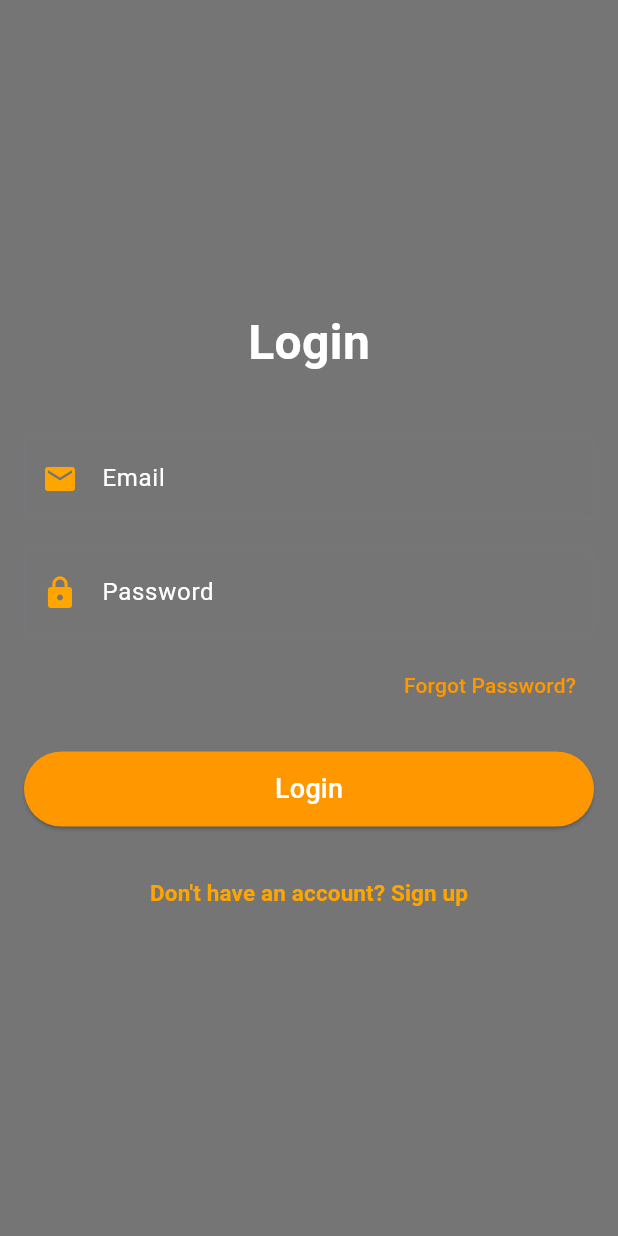
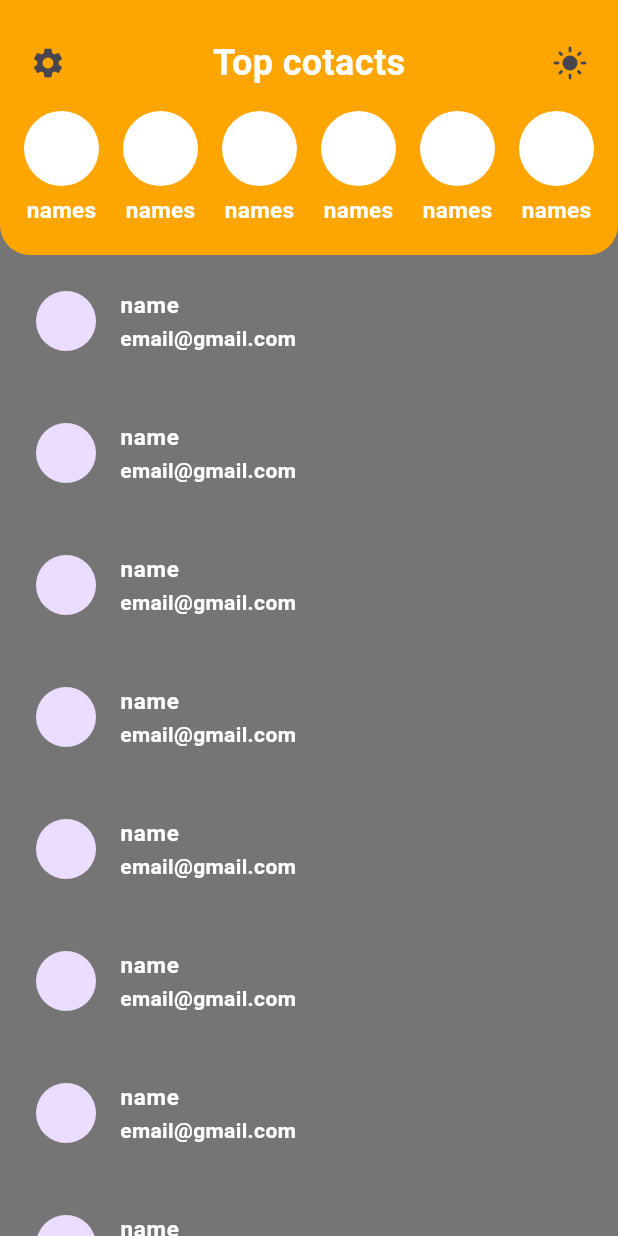
Before and after one commit to Amjad3618/we-chat, a Flutter app: the screen it shows after launch, on a phone screen of 412 x 824 dp. Run offline on Flutter 3.47's test engine with Material 3 defaults, Android fonts, the phone set to English and light mode, and no system bars; our stand-ins replace get, image_picker.

Commit message:
home and select profile cmpleted using getx

```diff
--- a/lib/main.dart
+++ b/lib/main.dart
@@ -1,6 +1,7 @@
 import 'package:flutter/material.dart';
 import 'package:get/get.dart';
-import 'package:we_chat/screens/login_screen.dart';
+import 'package:we_chat/screens/homeScreen/home-screen.dart';
+
 
 void main() {
   runApp( MyApp());
@@ -20,6 +21,6 @@ class MyApp extends StatelessWidget {
 
         useMaterial3: true,
       ),
-      home:  LoginScreen());
+      home:  HomeScreen());
   }
 }
--- /dev/null
+++ b/lib/screens/homeScreen/home-screen.dart
@@ -0,0 +1,56 @@
+import 'package:flutter/material.dart';
+import 'package:we_chat/them/colors.dart';
+import 'package:we_chat/widgets/custom_appbar.dart';
+
+class HomeScreen extends StatefulWidget {
+  const HomeScreen({Key? key}) : super(key: key);
+
+  @override
+  State<HomeScreen> createState() => _HomeScreenState();
+}
+
+class _HomeScreenState extends State<HomeScreen> {
+  @override
+  Widget build(BuildContext context) {
+    FloatingActionButton(
+        backgroundColor: secondaryColor,
+        onPressed: () {},
+        child: const Icon(Icons.add));
+    return SafeArea(
+      child: Scaffold(
+        appBar: const PreferredSize(
+          preferredSize: Size.fromHeight(200),
+          child: CustomAppbar(),
+        ),
+        body: Column(
+          children: [
+            Expanded(
+                child: ListView.builder(
+                    scrollDirection: Axis.vertical,
+                    itemCount: 20,
+                    itemBuilder: (context, index) {
+                      return const Padding(
+                          padding: EdgeInsets.all(8.0),
+                          child: ListTile(
+                            leading: CircleAvatar(),
+                            title: Text(
+                              "name ",
+                              style: TextStyle(
+                                fontSize: 15,
+                                fontWeight: FontWeight.bold,
+                                color: Colors.white,
+                              ),
+                            ),
+                            subtitle: Text("email@gmail.com",
+                                style: TextStyle(
+                                  fontWeight: FontWeight.bold,
+                                  color: Colors.white,
+                                )),
+                          ));
+                    }))
+          ],
+        ),
+      ),
+    );
+  }
+}
--- a/lib/screens/login_screen.dart
+++ b/lib/screens/login_screen.dart
@@ -78,7 +78,7 @@ class LoginScreen extends StatelessWidget {
               const SizedBox(height: 20),
               TextButton(
                 onPressed: () {
-              Get.to(SingUpScreen());
+              Get.to(SignUpScreen());
                 },
                 child: const Text("Don't have an account? Sign up", style: TextStyle(
                   color: secondaryColor,
--- /dev/null
+++ b/lib/widgets/custom_appbar.dart
@@ -0,0 +1,82 @@
+import 'package:flutter/material.dart';
+
+import '../them/colors.dart';
+
+class CustomAppbar extends StatelessWidget {
+  const CustomAppbar({Key? key}) : super(key: key);
+
+  @override
+  Widget build(BuildContext context) {
+    return Container(
+    height: 170,
+    width: double.infinity,
+    decoration: const BoxDecoration(
+      color: secondaryColor,
+      borderRadius: BorderRadius.only(
+        bottomLeft: Radius.circular(20),
+        bottomRight: Radius.circular(20),
+      ),
+    ),
+    child: Center(
+      child: Padding(
+        padding: const EdgeInsets.all(8.0),
+        child: Column(
+          mainAxisAlignment: MainAxisAlignment.start,
+          crossAxisAlignment: CrossAxisAlignment.start,
+          children: [
+            const SizedBox(
+              height: 10,
+            ),
+            Row(
+              mainAxisAlignment: MainAxisAlignment.spaceBetween,
+              children: [
+                IconButton(onPressed: () {}, icon: const Icon(Icons.settings)),
+                const Text(
+                  "Top cotacts",
+                  style: TextStyle(
+                    fontSize: 24,
+                    fontWeight: FontWeight.bold,
+                    color: Colors.white,
+                  ),
+                ),
+                IconButton(
+                    onPressed: () {}, icon: const Icon(Icons.light_mode)),
+              ],
+            ),
+            Expanded(
+                child: ListView.builder(
+                    scrollDirection: Axis.horizontal,
+                    itemCount: 20,
+                    itemBuilder: (context, index) {
+                      return Padding(
+                        padding: const EdgeInsets.all(8.0),
+                        child: Column(
+                          children: [
+                            Container(
+                              height: 50,
+                              width: 50,
+                              decoration: const BoxDecoration(
+                                  color: primaryColor, shape: BoxShape.circle),
+                            ),
+                            const SizedBox(
+                              height: 5,
+                            ),
+                            const Text(
+                              "names",
+                              style: TextStyle(
+                                fontSize: 15,
+                                fontWeight: FontWeight.bold,
+                                color: Colors.white,
+                              ),
+                            )
+                          ],
+                        ),
+                      );
+                    }))
+          ],
+        ),
+      ),
+    ),
+  );
+  }
+}
```
Also changed, not shown: lib/functions/profile_image_fnc.dart (added, +16 -0 lines), lib/screens/singup_screen.dart (+28 -14 lines).
